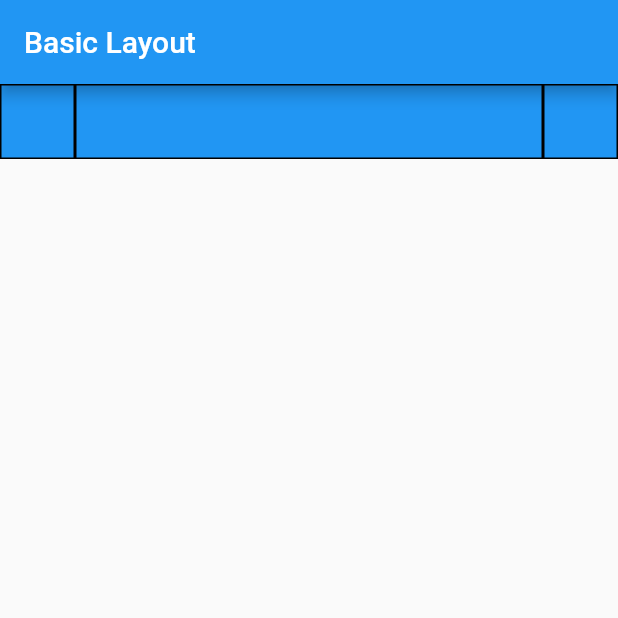
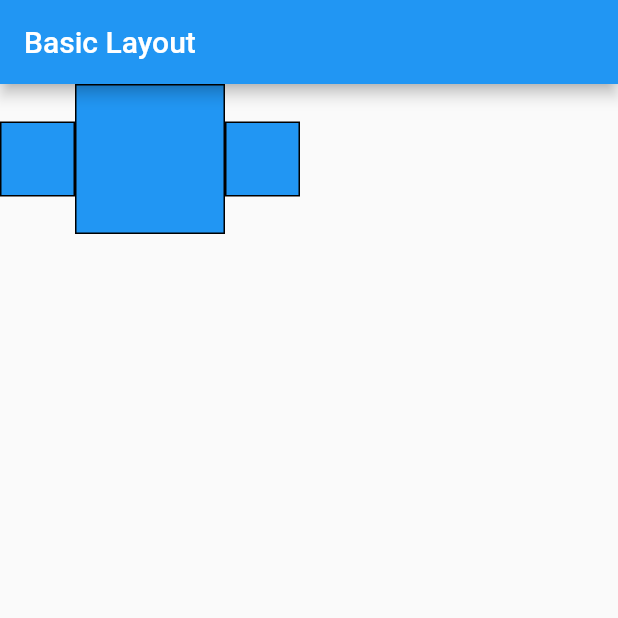
Before and after one commit to ArhanWR/basic_layout_flutter, a Flutter app: the screen it shows after launch, on a phone screen of 412 x 824 dp, the top half of it. Run offline on Flutter 3.47's test engine with Material 2 defaults, Android fonts, the phone set to English and light mode, and no system bars.

Commit message:
Resizing a widget

```diff
--- a/lib/main.dart
+++ b/lib/main.dart
@@ -22,7 +22,9 @@ class MyWidget extends StatelessWidget {
       //crossAxisAlignment: CrossAxisAlignment.center,
       children: [
         BlueBox(),
-        Expanded(
+        SizedBox(
+          width: 100,
+          height: 100,
           child: BlueBox(),
         ),
         BlueBox(),
```
